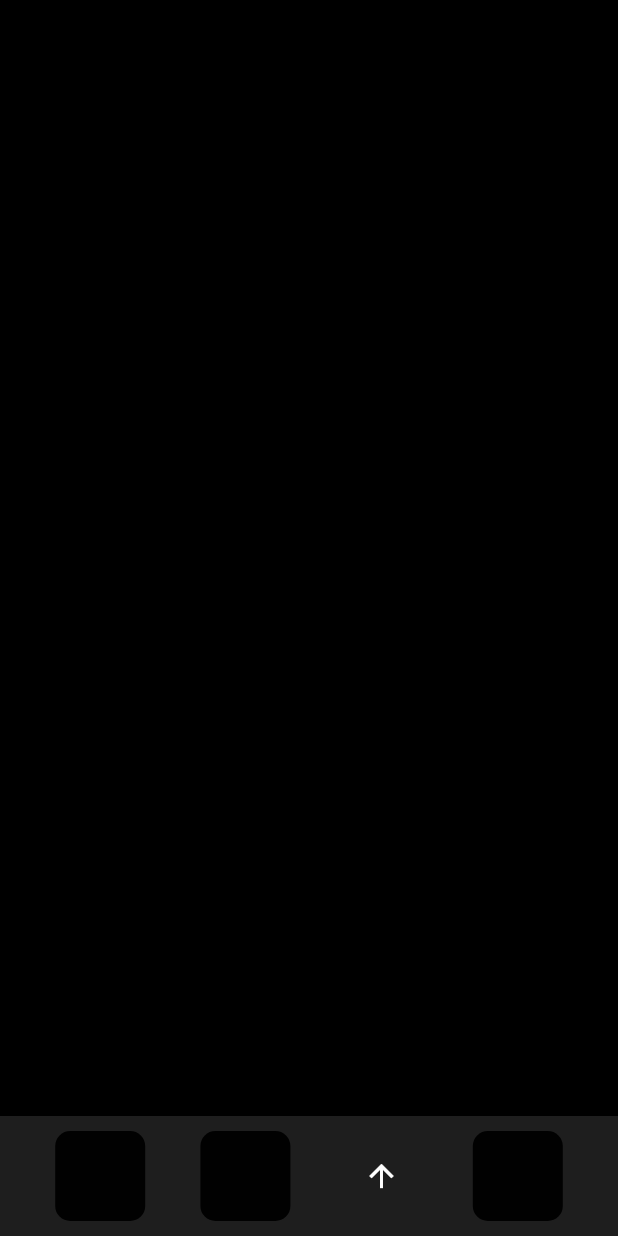
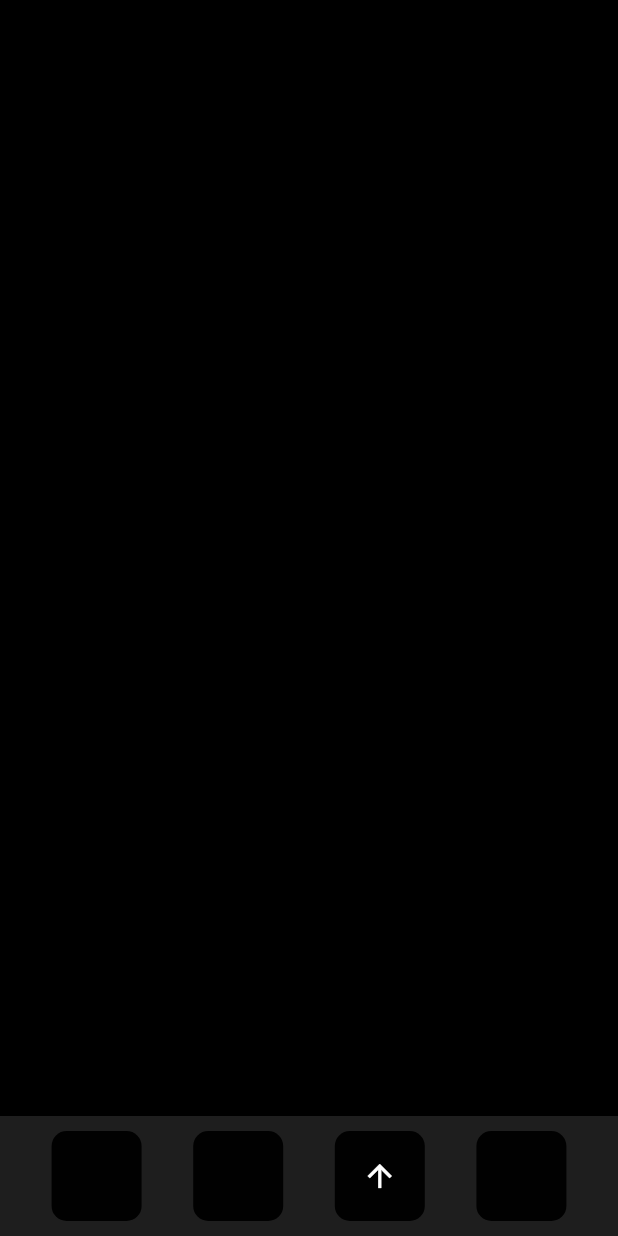
Before and after one commit to chirbard/tetris_app, a Flutter app: the screen it shows after launch, on a phone screen of 412 x 824 dp. Run offline on Flutter 3.47's test engine with Material 2 defaults, Android fonts, the phone set to English and light mode, and no system bars.

Commit message:
one button

```diff
--- a/lib/game.dart
+++ b/lib/game.dart
@@ -41,22 +41,20 @@ class _MyGameState extends State<MyGame> {
                     width: 60,
                     height: 60,
                   ),
-                  IconButton(
-                    color: const Color(0xFF010101),
-                    onPressed: () {},
-                    icon: const Icon(
+                  TextButton(
+                    style: TextButton.styleFrom(
+                      backgroundColor: const Color(0xFF010101),
+                      minimumSize: Size.square(60.0),
+                      shape: RoundedRectangleBorder(
+                        borderRadius: BorderRadius.circular(10.0),
+                      ),
+                    ),
+                    child: const Icon(
                       Icons.arrow_upward,
                       color: Colors.white,
                     ),
+                    onPressed: () {},
                   ),
-                  // Container(
-                  //   decoration: BoxDecoration(
-                  //     borderRadius: BorderRadius.circular(10),
-                  //     color: const Color(0xFF010101),
-                  //   ),
-                  //   width: 60,
-                  //   height: 60,
-                  // ),
                   Container(
                     decoration: BoxDecoration(
                       borderRadius: BorderRadius.circular(10),
```
